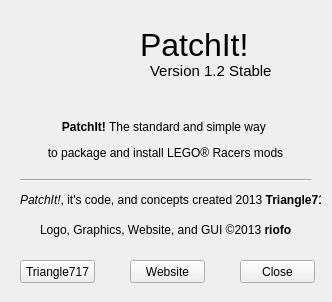
First picture: the form in PatchIt GUI/about.ui, repository le717/PatchIt, before the edit.
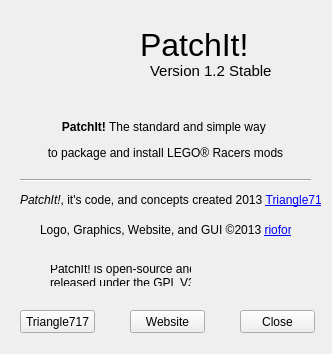
Second picture: the form after the edit. Icons and pictures are not drawn.

Commit message: Added GPL V3 logo to about box

Diff of the .ui file:
```diff
--- a/PatchIt GUI/about.ui
+++ b/PatchIt GUI/about.ui
@@ -7,7 +7,7 @@
     <x>0</x>
     <y>0</y>
     <width>332</width>
-    <height>302</height>
+    <height>354</height>
    </rect>
   </property>
   <property name="windowTitle">
@@ -66,7 +66,7 @@
     <property name="geometry">
      <rect>
       <x>130</x>
-      <y>260</y>
+      <y>310</y>
       <width>75</width>
       <height>23</height>
      </rect>
@@ -79,7 +79,7 @@
     <property name="geometry">
      <rect>
       <x>20</x>
-      <y>260</y>
+      <y>310</y>
       <width>75</width>
       <height>23</height>
      </rect>
@@ -92,7 +92,7 @@
     <property name="geometry">
      <rect>
       <x>240</x>
-      <y>260</y>
+      <y>310</y>
       <width>75</width>
       <height>23</height>
      </rect>
@@ -111,7 +111,7 @@
      </rect>
     </property>
     <property name="text">
-     <string>&lt;html&gt;&lt;head/&gt;&lt;body&gt;&lt;p&gt;&lt;span style=&quot; font-style:italic;&quot;&gt;PatchIt!&lt;/span&gt;, it's code, and concepts created 2013&lt;span style=&quot; font-weight:600;&quot;&gt; Triangle717&lt;/span&gt;&lt;/p&gt;&lt;/body&gt;&lt;/html&gt;</string>
+     <string>&lt;html&gt;&lt;head/&gt;&lt;body&gt;&lt;p&gt;&lt;span style=&quot; font-style:italic;&quot;&gt;PatchIt!&lt;/span&gt;, it's code, and concepts created 2013 &lt;a href=&quot;http://triangle717.wordpress.com&quot;&gt;&lt;span style=&quot; text-decoration: underline; color:#0000ff;&quot;&gt;Triangle717&lt;/span&gt;&lt;/a&gt;&lt;/p&gt;&lt;/body&gt;&lt;/html&gt;</string>
     </property>
    </widget>
    <widget class="QLabel" name="about_rio_credit">
@@ -124,7 +124,7 @@
      </rect>
     </property>
     <property name="text">
-     <string>&lt;html&gt;&lt;head/&gt;&lt;body&gt;&lt;p&gt;Logo, Graphics, Website, and GUI ©2013&lt;span style=&quot; font-weight:600;&quot;&gt; rioforce&lt;/span&gt;&lt;/p&gt;&lt;/body&gt;&lt;/html&gt;</string>
+     <string>&lt;html&gt;&lt;head/&gt;&lt;body&gt;&lt;p&gt;Logo, Graphics, Website, and GUI ©2013 &lt;a href=&quot;http://rioforce.wordpress.com&quot;&gt;&lt;span style=&quot; text-decoration: underline; color:#0000ff;&quot;&gt;rioforce&lt;/span&gt;&lt;/a&gt;&lt;/p&gt;&lt;/body&gt;&lt;/html&gt;</string>
     </property>
    </widget>
    <widget class="Line" name="line">
@@ -140,6 +140,36 @@
      <enum>Qt::Horizontal</enum>
     </property>
    </widget>
+   <widget class="QLabel" name="label">
+    <property name="geometry">
+     <rect>
+      <x>50</x>
+      <y>265</y>
+      <width>141</width>
+      <height>21</height>
+     </rect>
+    </property>
+    <property name="text">
+     <string>PatchIt! is open-source and
+released under the GPL V3</string>
+    </property>
+   </widget>
+   <widget class="QLabel" name="about_logo_2">
+    <property name="geometry">
+     <rect>
+      <x>200</x>
+      <y>260</y>
+      <width>91</width>
+      <height>31</height>
+     </rect>
+    </property>
+    <property name="text">
+     <string/>
+    </property>
+    <property name="pixmap">
+     <pixmap resource="main.qrc">:/GPL/Resources/gplv3-88x31.png</pixmap>
+    </property>
+   </widget>
    <widget class="QLabel" name="about_ver">
     <property name="geometry">
      <rect>
```
Left out of the diff: 2 changed lines with no effect on the pictures. The commit also changes 3 other files.
